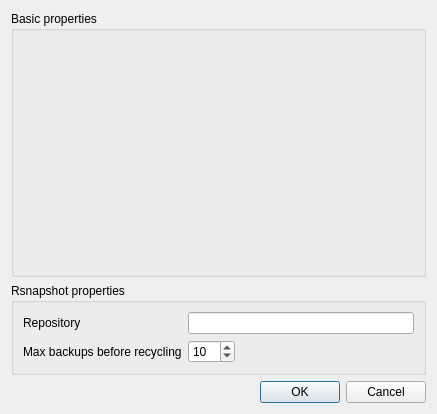
The window that ConfigurationEditingTool/editrsnapshotbackupjobdialog.ui (MickaelOnTheWave/GuimicK) describes before a commit, drawn with Qt 5.
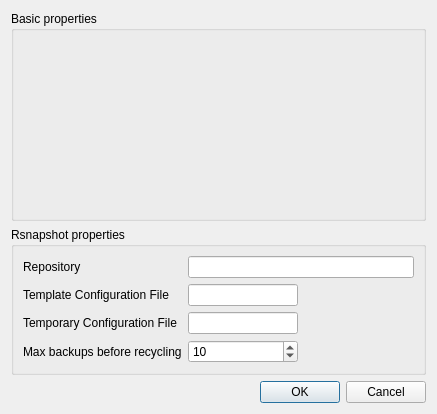
The same window after the commit.

Commit message: Added missing properties to Rsnapshot configuration dialog. Created GitFs configuration dialog.

```diff
--- a/ConfigurationEditingTool/editrsnapshotbackupjobdialog.ui
+++ b/ConfigurationEditingTool/editrsnapshotbackupjobdialog.ui
@@ -40,7 +40,17 @@
         </property>
        </widget>
       </item>
-      <item row="1" column="1">
+      <item row="3" column="0">
+       <widget class="QLabel" name="label_2">
+        <property name="text">
+         <string>Max backups before recycling</string>
+        </property>
+       </widget>
+      </item>
+      <item row="0" column="1" colspan="2">
+       <widget class="QLineEdit" name="repositoryEdit"/>
+      </item>
+      <item row="3" column="1">
        <widget class="QSpinBox" name="maxBackupsSpinBox">
         <property name="minimum">
          <number>1</number>
@@ -53,14 +63,7 @@
         </property>
        </widget>
       </item>
-      <item row="1" column="0">
-       <widget class="QLabel" name="label_2">
-        <property name="text">
-         <string>Max backups before recycling</string>
-        </property>
-       </widget>
-      </item>
-      <item row="1" column="2">
+      <item row="3" column="2">
        <spacer name="horizontalSpacer_2">
         <property name="orientation">
          <enum>Qt::Horizontal</enum>
@@ -73,8 +76,25 @@
         </property>
        </spacer>
       </item>
-      <item row="0" column="1" colspan="2">
-       <widget class="QLineEdit" name="repositoryEdit"/>
+      <item row="1" column="0">
+       <widget class="QLabel" name="label_3">
+        <property name="text">
+         <string>Template Configuration File</string>
+        </property>
+       </widget>
+      </item>
+      <item row="1" column="1">
+       <widget class="QLineEdit" name="templateConfFileEdit"/>
+      </item>
+      <item row="2" column="0">
+       <widget class="QLabel" name="label_4">
+        <property name="text">
+         <string>Temporary Configuration File</string>
+        </property>
+       </widget>
+      </item>
+      <item row="2" column="1">
+       <widget class="QLineEdit" name="tempConfFileEdit"/>
       </item>
      </layout>
     </widget>
```
The commit also changes 9 other files.
